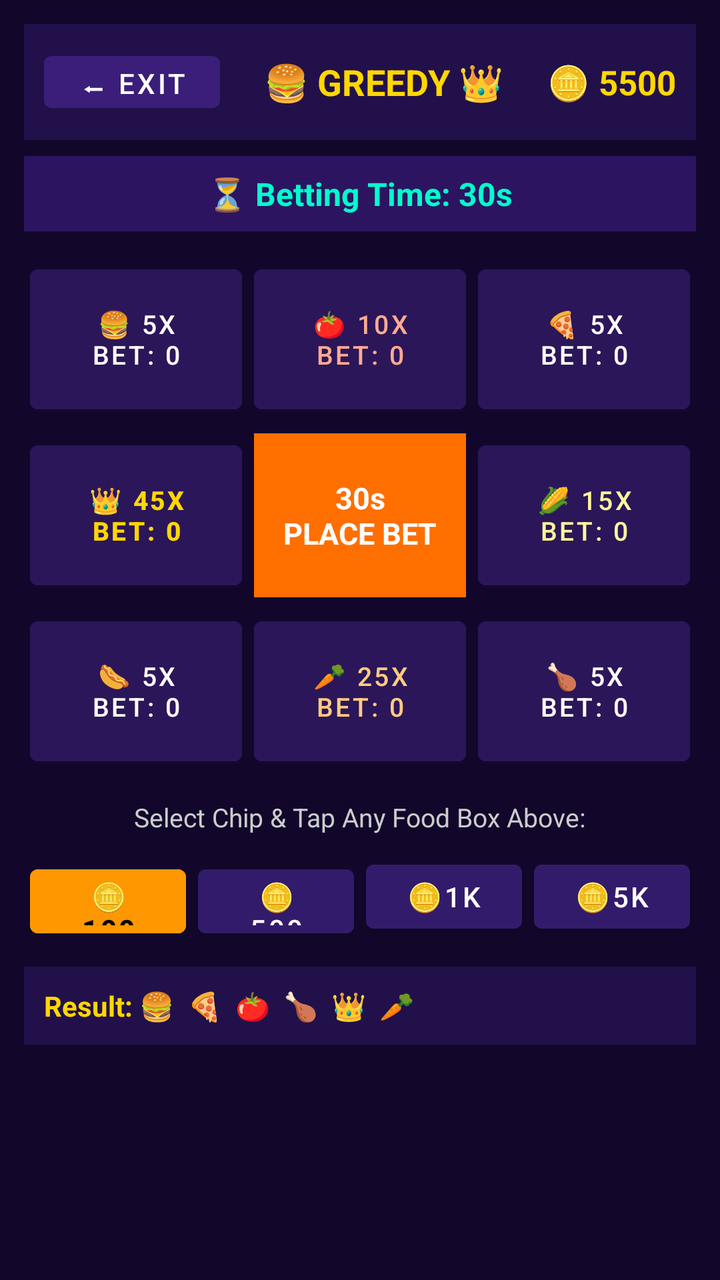
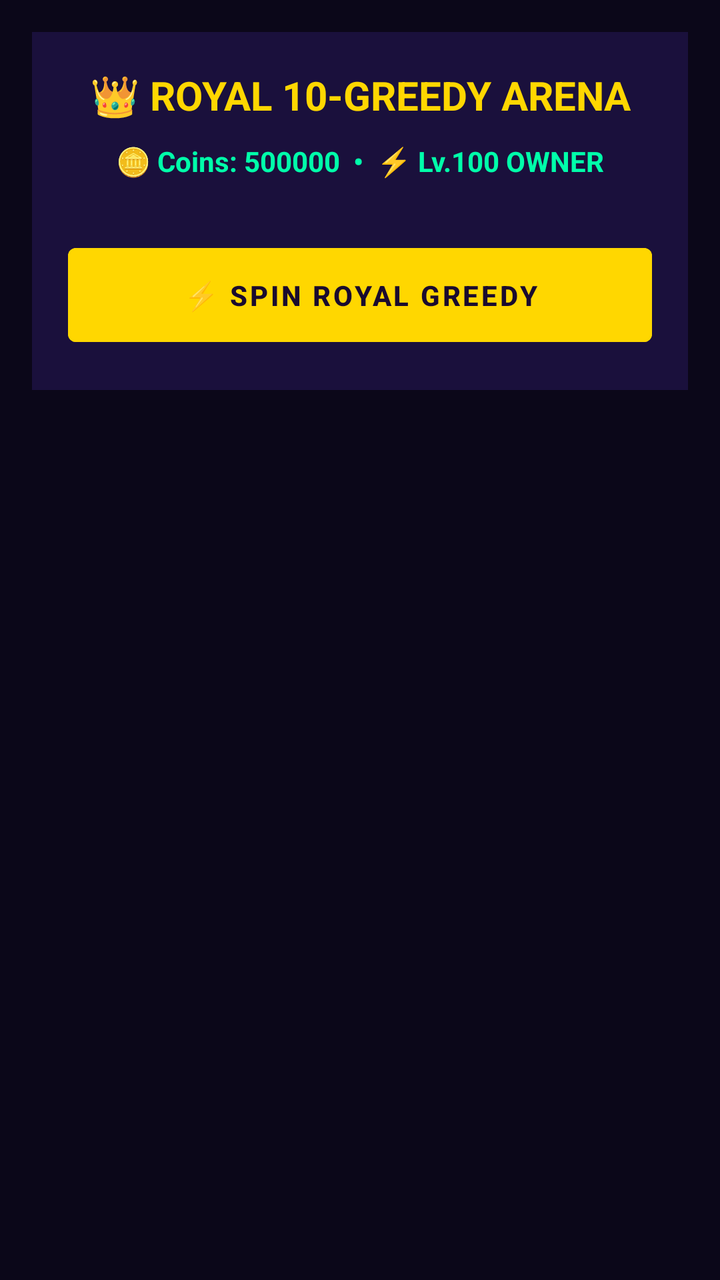

Screens rendered from an Android XML layout before and after an edit, with the pre-edit source and the edit as a unified diff.
<!-- AndroidManifest.xml: application theme Theme.MaterialComponents.DayNight.NoActionBar -->
<!-- res/layout/activity_greedy.xml -->
<ScrollView xmlns:android="http://schemas.android.com/apk/res/android"
    android:layout_width="match_parent"
    android:layout_height="match_parent"
    android:background="#12072B"
    android:fillViewport="true">

    <LinearLayout
        android:layout_width="match_parent"
        android:layout_height="wrap_content"
        android:orientation="vertical"
        android:gravity="center_horizontal"
        android:padding="12dp">

        
        <LinearLayout
            android:layout_width="match_parent"
            android:layout_height="wrap_content"
            android:orientation="horizontal"
            android:gravity="center_vertical"
            android:background="#22104A"
            android:padding="10dp">

            <Button
                android:id="@+id/btnBack"
                android:layout_width="wrap_content"
                android:layout_height="38dp"
                android:text="⬅ Exit"
                android:textColor="#FFFFFF"
                android:backgroundTint="#3B1E7A" />

            <TextView
                android:layout_width="0dp"
                android:layout_height="wrap_content"
                android:layout_weight="1"
                android:gravity="center"
                android:text="🍔 GREEDY 👑"
                android:textColor="#FFD700"
                android:textSize="18sp"
                android:textStyle="bold" />

            <TextView
                android:id="@+id/tvGreedyCoins"
                android:layout_width="wrap_content"
                android:layout_height="wrap_content"
                android:text="🪙 5500"
                android:textColor="#FFD700"
                android:textSize="17sp"
                android:textStyle="bold" />
        </LinearLayout>

        
        <TextView
            android:id="@+id/tvTimerStatus"
            android:layout_width="match_parent"
            android:layout_height="wrap_content"
            android:layout_marginTop="8dp"
            android:background="#2C1461"
            android:gravity="center"
            android:padding="8dp"
            android:text="⏳ Betting Time: 30s"
            android:textColor="#00FFCC"
            android:textSize="16sp"
            android:textStyle="bold" />

        
        <LinearLayout
            android:layout_width="match_parent"
            android:layout_height="wrap_content"
            android:layout_marginTop="10dp"
            android:orientation="horizontal">

            <Button
                android:id="@+id/box0"
                android:layout_width="0dp"
                android:layout_height="82dp"
                android:layout_weight="1"
                android:layout_margin="3dp"
                android:backgroundTint="#2B1659"
                android:text="🍔 5x\nBet: 0"
                android:textColor="#FFFFFF"
                android:textSize="13sp" />

            <Button
                android:id="@+id/box1"
                android:layout_width="0dp"
                android:layout_height="82dp"
                android:layout_weight="1"
                android:layout_margin="3dp"
                android:backgroundTint="#2B1659"
                android:text="🍅 10x\nBet: 0"
                android:textColor="#FFAB91"
                android:textSize="13sp" />

            <Button
                android:id="@+id/box2"
                android:layout_width="0dp"
                android:layout_height="82dp"
                android:layout_weight="1"
                android:layout_margin="3dp"
                android:backgroundTint="#2B1659"
                android:text="🍕 5x\nBet: 0"
                android:textColor="#FFFFFF"
                android:textSize="13sp" />
        </LinearLayout>

        <LinearLayout
            android:layout_width="match_parent"
            android:layout_height="wrap_content"
            android:orientation="horizontal"
            android:gravity="center_vertical">

            <Button
                android:id="@+id/box7"
                android:layout_width="0dp"
                android:layout_height="82dp"
                android:layout_weight="1"
                android:layout_margin="3dp"
                android:backgroundTint="#2B1659"
                android:text="👑 45x\nBet: 0"
                android:textColor="#FFD700"
                android:textSize="13sp"
                android:textStyle="bold" />

            <TextView
                android:id="@+id/tvCenterDisplay"
                android:layout_width="0dp"
                android:layout_height="82dp"
                android:layout_weight="1"
                android:layout_margin="3dp"
                android:background="#FF6F00"
                android:gravity="center"
                android:text="30s\nPLACE BET"
                android:textColor="#FFFFFF"
                android:textSize="15sp"
                android:textStyle="bold" />

            <Button
                android:id="@+id/box3"
                android:layout_width="0dp"
                android:layout_height="82dp"
                android:layout_weight="1"
                android:layout_margin="3dp"
                android:backgroundTint="#2B1659"
                android:text="🌽 15x\nBet: 0"
                android:textColor="#FFF59D"
                android:textSize="13sp" />
        </LinearLayout>

        <LinearLayout
            android:layout_width="match_parent"
            android:layout_height="wrap_content"
            android:orientation="horizontal">

            <Button
                android:id="@+id/box6"
                android:layout_width="0dp"
                android:layout_height="82dp"
                android:layout_weight="1"
                android:layout_margin="3dp"
                android:backgroundTint="#2B1659"
                android:text="🌭 5x\nBet: 0"
                android:textColor="#FFFFFF"
                android:textSize="13sp" />

            <Button
                android:id="@+id/box5"
                android:layout_width="0dp"
                android:layout_height="82dp"
                android:layout_weight="1"
                android:layout_margin="3dp"
                android:backgroundTint="#2B1659"
                android:text="🥕 25x\nBet: 0"
                android:textColor="#FFCC80"
                android:textSize="13sp" />

            <Button
                android:id="@+id/box4"
                android:layout_width="0dp"
                android:layout_height="82dp"
                android:layout_weight="1"
                android:layout_margin="3dp"
                android:backgroundTint="#2B1659"
                android:text="🍗 5x\nBet: 0"
                android:textColor="#FFFFFF"
                android:textSize="13sp" />
        </LinearLayout>

        
        <TextView
            android:layout_width="wrap_content"
            android:layout_height="wrap_content"
            android:layout_marginTop="10dp"
            android:text="Select Chip &amp; Tap Any Food Box Above:"
            android:textColor="#CCCCCC"
            android:textSize="13sp" />

        <LinearLayout
            android:layout_width="match_parent"
            android:layout_height="wrap_content"
            android:layout_marginTop="6dp"
            android:orientation="horizontal">

            <Button
                android:id="@+id/chip100"
                android:layout_width="0dp"
                android:layout_height="44dp"
                android:layout_weight="1"
                android:layout_margin="3dp"
                android:backgroundTint="#FF9800"
                android:text="🪙100"
                android:textColor="#000000"
                android:textStyle="bold" />

            <Button
                android:id="@+id/chip500"
                android:layout_width="0dp"
                android:layout_height="44dp"
                android:layout_weight="1"
                android:layout_margin="3dp"
                android:backgroundTint="#321B6B"
                android:text="🪙500"
                android:textColor="#FFFFFF" />

            <Button
                android:id="@+id/chip1000"
                android:layout_width="0dp"
                android:layout_height="44dp"
                android:layout_weight="1"
                android:layout_margin="3dp"
                android:backgroundTint="#321B6B"
                android:text="🪙1K"
                android:textColor="#FFFFFF" />

            <Button
                android:id="@+id/chip5000"
                android:layout_width="0dp"
                android:layout_height="44dp"
                android:layout_weight="1"
                android:layout_margin="3dp"
                android:backgroundTint="#321B6B"
                android:text="🪙5K"
                android:textColor="#FFFFFF" />
        </LinearLayout>

        
        <TextView
            android:id="@+id/tvHistory"
            android:layout_width="match_parent"
            android:layout_height="wrap_content"
            android:layout_marginTop="10dp"
            android:background="#22104A"
            android:padding="10dp"
            android:text="Result: 🍔  🍕  🍅  🍗  👑  🥕"
            android:textColor="#FFD700"
            android:textSize="14sp"
            android:textStyle="bold" />

    </LinearLayout>
</ScrollView>
<!-- resources referenced by this layout -->
<resources>

</resources>

<!-- the commit's change to res/layout/activity_greedy.xml (unified diff, before → after) -->
@@ -1,259 +1,57 @@
+<?xml version="1.0" encoding="utf-8"?>
 <ScrollView xmlns:android="http://schemas.android.com/apk/res/android"
     android:layout_width="match_parent"
     android:layout_height="match_parent"
-    android:background="#12072B"
-    android:fillViewport="true">
+    android:background="#0B0719"
+    android:padding="16dp">
 
     <LinearLayout
+        android:id="@+id/greedyRootLayout"
         android:layout_width="match_parent"
         android:layout_height="wrap_content"
+        android:background="#1A103C"
         android:orientation="vertical"
-        android:gravity="center_horizontal"
-        android:padding="12dp">
+        android:padding="18dp">
 
-        
-        <LinearLayout
+        <TextView
+            android:id="@+id/tvGreedyTitle"
             android:layout_width="match_parent"
             android:layout_height="wrap_content"
-            android:orientation="horizontal"
-            android:gravity="center_vertical"
-            android:background="#22104A"
-            android:padding="10dp">
+            android:gravity="center"
+            android:paddingBottom="10dp"
+            android:text="👑 ROYAL 10-GREEDY ARENA"
+            android:textColor="#FFD700"
+            android:textSize="20sp"
+            android:textStyle="bold" />
 
-            <Button
-                android:id="@+id/btnBack"
-                android:layout_width="wrap_content"
-                android:layout_height="38dp"
-                android:text="⬅ Exit"
-                android:textColor="#FFFFFF"
-                android:backgroundTint="#3B1E7A" />
-
-            <TextView
-                android:layout_width="0dp"
-                android:layout_height="wrap_content"
-                android:layout_weight="1"
-                android:gravity="center"
-                android:text="🍔 GREEDY 👑"
-                android:textColor="#FFD700"
-                android:textSize="18sp"
-                android:textStyle="bold" />
-
-            <TextView
-                android:id="@+id/tvGreedyCoins"
-                android:layout_width="wrap_content"
-                android:layout_height="wrap_content"
-                android:text="🪙 5500"
-                android:textColor="#FFD700"
-                android:textSize="17sp"
-                android:textStyle="bold" />
-        </LinearLayout>
-
-        
         <TextView
-            android:id="@+id/tvTimerStatus"
+            android:id="@+id/tvGreedyBalance"
             android:layout_width="match_parent"
             android:layout_height="wrap_content"
-            android:layout_marginTop="8dp"
-            android:background="#2C1461"
             android:gravity="center"
-            android:padding="8dp"
-            android:text="⏳ Betting Time: 30s"
-            android:textColor="#00FFCC"
-            android:textSize="16sp"
-            android:textStyle="bold" />
-
-        
-        <LinearLayout
-            android:layout_width="match_parent"
-            android:layout_height="wrap_content"
-            android:layout_marginTop="10dp"
-            android:orientation="horizontal">
-
-            <Button
-                android:id="@+id/box0"
-                android:layout_width="0dp"
-                android:layout_height="82dp"
-                android:layout_weight="1"
-                android:layout_margin="3dp"
-                android:backgroundTint="#2B1659"
-                android:text="🍔 5x\nBet: 0"
-                android:textColor="#FFFFFF"
-                android:textSize="13sp" />
-
-            <Button
-                android:id="@+id/box1"
-                android:layout_width="0dp"
-                android:layout_height="82dp"
-                android:layout_weight="1"
-                android:layout_margin="3dp"
-                android:backgroundTint="#2B1659"
-                android:text="🍅 10x\nBet: 0"
-                android:textColor="#FFAB91"
-                android:textSize="13sp" />
-
-            <Button
-                android:id="@+id/box2"
-                android:layout_width="0dp"
-                android:layout_height="82dp"
-                android:layout_weight="1"
-                android:layout_margin="3dp"
-                android:backgroundTint="#2B1659"
-                android:text="🍕 5x\nBet: 0"
-                android:textColor="#FFFFFF"
-                android:textSize="13sp" />
-        </LinearLayout>
-
-        <LinearLayout
-            android:layout_width="match_parent"
-            android:layout_height="wrap_content"
-            android:orientation="horizontal"
-            android:gravity="center_vertical">
-
-            <Button
-                android:id="@+id/box7"
-                android:layout_width="0dp"
-                android:layout_height="82dp"
-                android:layout_weight="1"
-                android:layout_margin="3dp"
-                android:backgroundTint="#2B1659"
-                android:text="👑 45x\nBet: 0"
-                android:textColor="#FFD700"
-                android:textSize="13sp"
-                android:textStyle="bold" />
-
-            <TextView
-                android:id="@+id/tvCenterDisplay"
-                android:layout_width="0dp"
-                android:layout_height="82dp"
-                android:layout_weight="1"
-                android:layout_margin="3dp"
-                android:background="#FF6F00"
-                android:gravity="center"
-                android:text="30s\nPLACE BET"
-                android:textColor="#FFFFFF"
-                android:textSize="15sp"
-                android:textStyle="bold" />
-
-            <Button
-                android:id="@+id/box3"
-                android:layout_width="0dp"
-                android:layout_height="82dp"
-                android:layout_weight="1"
-                android:layout_margin="3dp"
-                android:backgroundTint="#2B1659"
-                android:text="🌽 15x\nBet: 0"
-                android:textColor="#FFF59D"
-                android:textSize="13sp" />
-        </LinearLayout>
-
-        <LinearLayout
-            android:layout_width="match_parent"
-            android:layout_height="wrap_content"
-            android:orientation="horizontal">
-
-            <Button
-                android:id="@+id/box6"
-                android:layout_width="0dp"
-                android:layout_height="82dp"
-                android:layout_weight="1"
-                android:layout_margin="3dp"
-                android:backgroundTint="#2B1659"
-                android:text="🌭 5x\nBet: 0"
-                android:textColor="#FFFFFF"
-                android:textSize="13sp" />
-
-            <Button
-                android:id="@+id/box5"
-                android:layout_width="0dp"
-                android:layout_height="82dp"
-                android:layout_weight="1"
-                android:layout_margin="3dp"
-                android:backgroundTint="#2B1659"
-                android:text="🥕 25x\nBet: 0"
-                android:textColor="#FFCC80"
-                android:textSize="13sp" />
-
-            <Button
-                android:id="@+id/box4"
-                android:layout_width="0dp"
-                android:layout_height="82dp"
-                android:layout_weight="1"
-                android:layout_margin="3dp"
-                android:backgroundTint="#2B1659"
-                android:text="🍗 5x\nBet: 0"
-                android:textColor="#FFFFFF"
-                android:textSize="13sp" />
-        </LinearLayout>
-
-        
-        <TextView
-            android:layout_width="wrap_content"
-            android:layout_height="wrap_content"
-            android:layout_marginTop="10dp"
-            android:text="Select Chip &amp; Tap Any Food Box Above:"
-            android:textColor="#CCCCCC"
-            android:textSize="13sp" />
-
-        <LinearLayout
-            android:layout_width="match_parent"
-            android:layout_height="wrap_content"
-            android:layout_marginTop="6dp"
-            android:orientation="horizontal">
-
-            <Button
-                android:id="@+id/chip100"
-                android:layout_width="0dp"
-                android:layout_height="44dp"
-                android:layout_weight="1"
-                android:layout_margin="3dp"
-                android:backgroundTint="#FF9800"
-                android:text="🪙100"
-                android:textColor="#000000"
-                android:textStyle="bold" />
-
-            <Button
-                android:id="@+id/chip500"
-                android:layout_width="0dp"
-                android:layout_height="44dp"
-                android:layout_weight="1"
-                android:layout_margin="3dp"
-                android:backgroundTint="#321B6B"
-                android:text="🪙500"
-                android:textColor="#FFFFFF" />
-
-            <Button
-                android:id="@+id/chip1000"
-                android:layout_width="0dp"
-                android:layout_height="44dp"
-                android:layout_weight="1"
-                android:layout_margin="3dp"
-                android:backgroundTint="#321B6B"
-                android:text="🪙1K"
-                android:textColor="#FFFFFF" />
-
-            <Button
-                android:id="@+id/chip5000"
-                android:layout_width="0dp"
-                android:layout_height="44dp"
-                android:layout_weight="1"
-                android:layout_margin="3dp"
-                android:backgroundTint="#321B6B"
-                android:text="🪙5K"
-                android:textColor="#FFFFFF" />
-        </LinearLayout>
-
-        
-        <TextView
-            android:id="@+id/tvHistory"
-            android:layout_width="match_parent"
-            android:layout_height="wrap_content"
-            android:layout_marginTop="10dp"
-            android:background="#22104A"
-            android:padding="10dp"
-            android:text="Result: 🍔  🍕  🍅  🍗  👑  🥕"
-            android:textColor="#FFD700"
+            android:paddingBottom="14dp"
+            android:text="🪙 Coins: 500000  •  ⚡ Lv.100 OWNER"
+            android:textColor="#00FFAA"
             android:textSize="14sp"
             android:textStyle="bold" />
 
+        <LinearLayout
+            android:id="@+id/greedySlotsContainer"
+            android:layout_width="match_parent"
+            android:layout_height="wrap_content"
+            android:orientation="vertical" />
+
+        <Button
+            android:id="@+id/btnGreedySpin"
+            android:layout_width="match_parent"
+            android:layout_height="wrap_content"
+            android:layout_marginTop="14dp"
+            android:backgroundTint="#FFD700"
+            android:padding="14dp"
+            android:text="⚡ SPIN ROYAL GREEDY"
+            android:textColor="#1A0B2E"
+            android:textStyle="bold" />
+
     </LinearLayout>
+
 </ScrollView>
